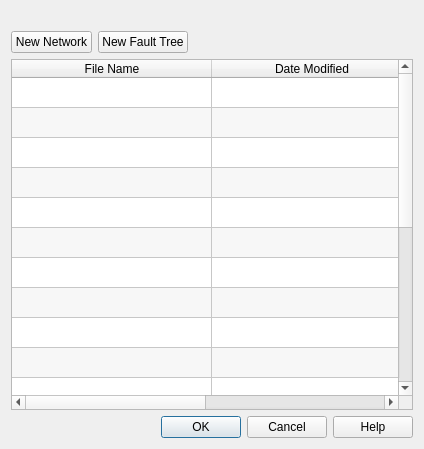
Above: init/mbraLaunch.ui from dmzgroup/mbra before the change. Below: the same form after it.
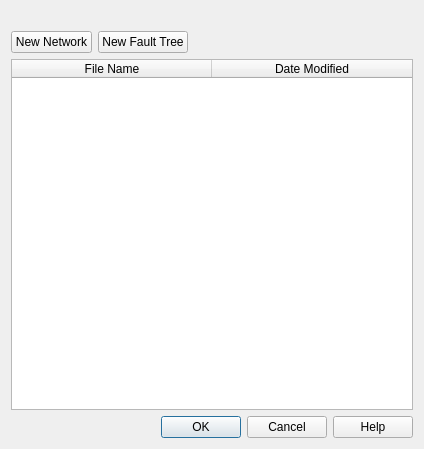
That is the form after the change. Icons and pictures are not drawn.

Commit message: removed predefined rows in file table

The edit to the form file:
```diff
--- a/init/mbraLaunch.ui
+++ b/init/mbraLaunch.ui
@@ -76,7 +76,7 @@
       <bool>true</bool>
      </property>
      <property name="rowCount">
-      <number>20</number>
+      <number>0</number>
      </property>
      <property name="columnCount">
       <number>2</number>
@@ -105,26 +105,6 @@
      <attribute name="horizontalHeaderDefaultSectionSize">
       <number>200</number>
      </attribute>
-     <row/>
-     <row/>
-     <row/>
-     <row/>
-     <row/>
-     <row/>
-     <row/>
-     <row/>
-     <row/>
-     <row/>
-     <row/>
-     <row/>
-     <row/>
-     <row/>
-     <row/>
-     <row/>
-     <row/>
-     <row/>
-     <row/>
-     <row/>
      <column>
       <property name="text">
        <string>File Name</string>
```
